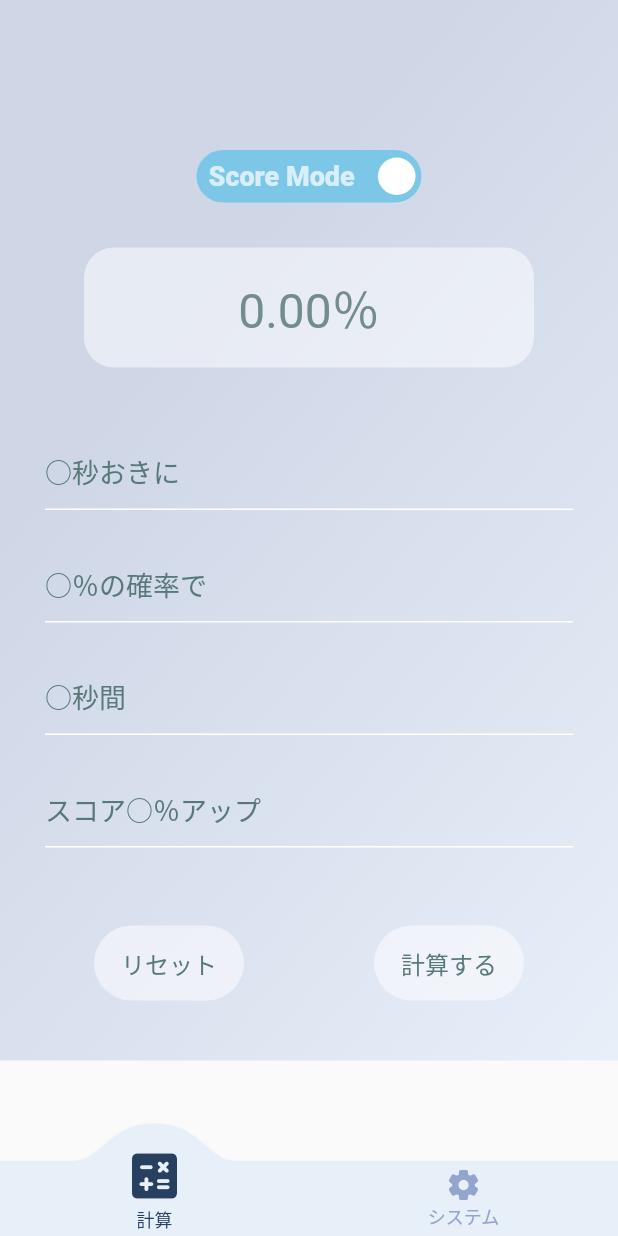
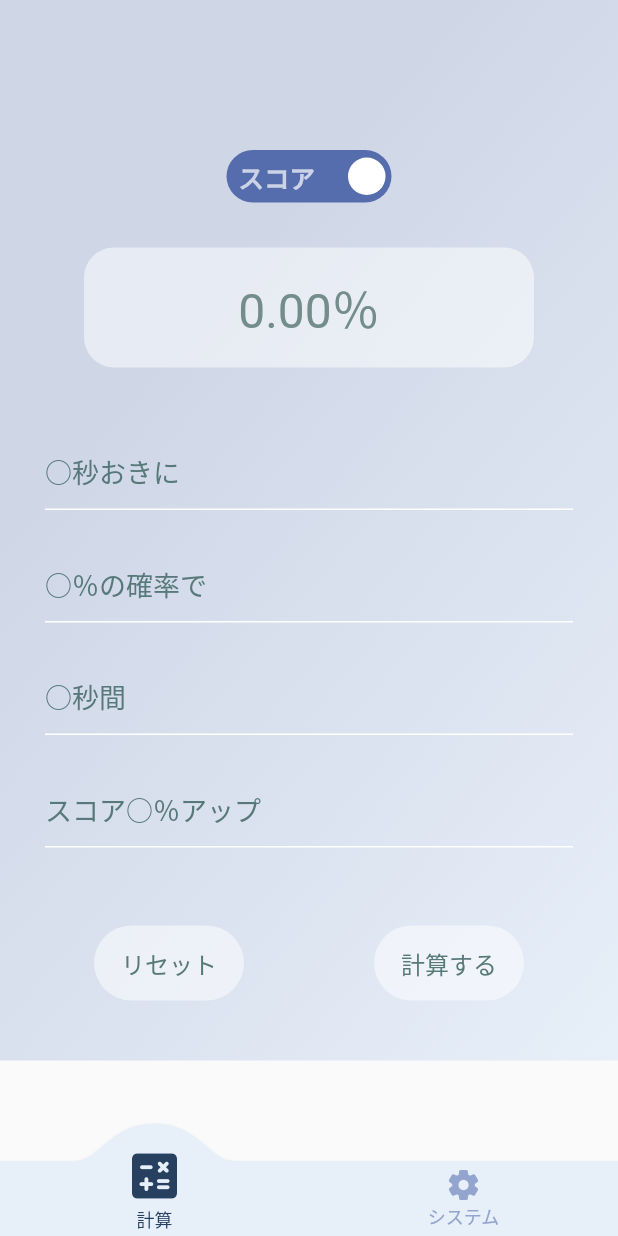
Before and after one commit to rerelurelu/uni-tool, a Flutter app: the screen it shows after launch, on a phone screen of 412 x 824 dp. Run offline on Flutter 3.47's test engine with Material 2 defaults, Android fonts, the phone set to English and light mode, and no system bars; drawn by our look-alikes of convex_bottom_bar, flutter_switch, keyboard_actions; our stand-ins replace flutter_riverpod, package_info.

Commit message:
🎨 layout: Change switch button color

```diff
--- a/lib/screen/calculator.dart
+++ b/lib/screen/calculator.dart
@@ -43,15 +43,15 @@ class calculatorScreen extends ConsumerWidget {
               children: [
                 SizedBox(height: 100),
                 FlutterSwitch(
-                  activeText: 'Score Mode',
-                  inactiveText: 'Combo Mode',
-                  valueFontSize: 18,
-                  width: 150,
+                  activeText: 'スコア',
+                  inactiveText: 'コンボ',
+                  valueFontSize: 17,
+                  width: 110,
                   borderRadius: 30,
                   showOnOff: true,
                   value: calculatorMode.isScoreMode,
-                  activeColor: sky,
-                  inactiveColor: pink,
+                  activeColor: lapis,
+                  inactiveColor: coral,
                   onToggle: (value) {
                     calculatorMode.changeMode();
                     clearText();
```
